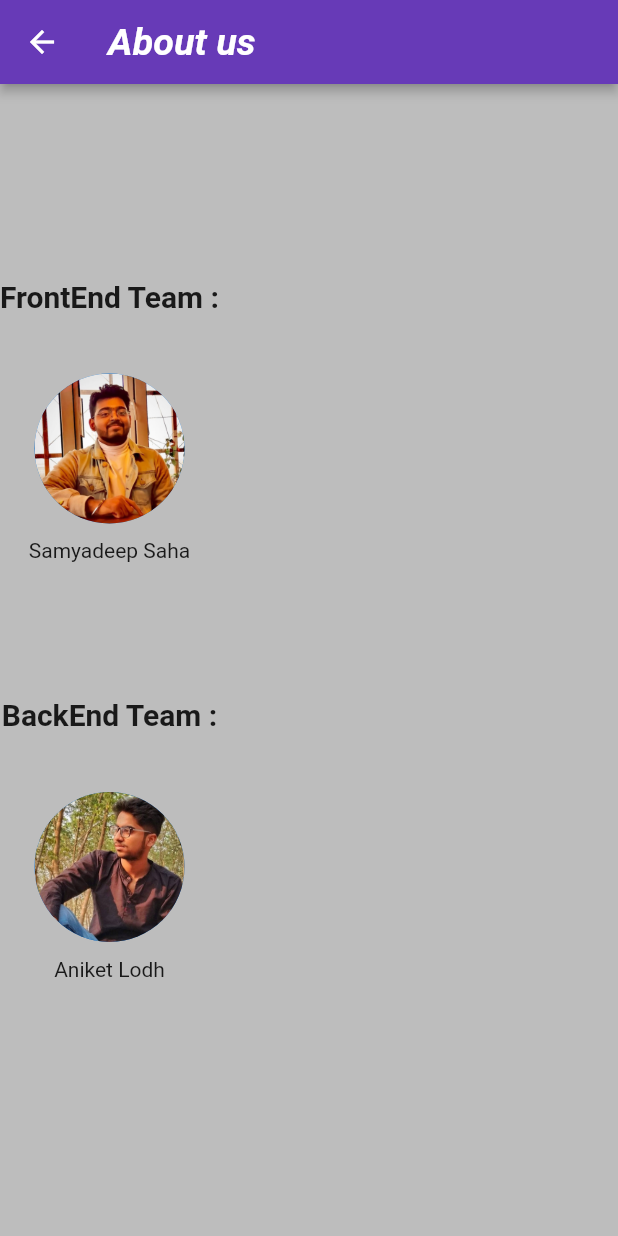
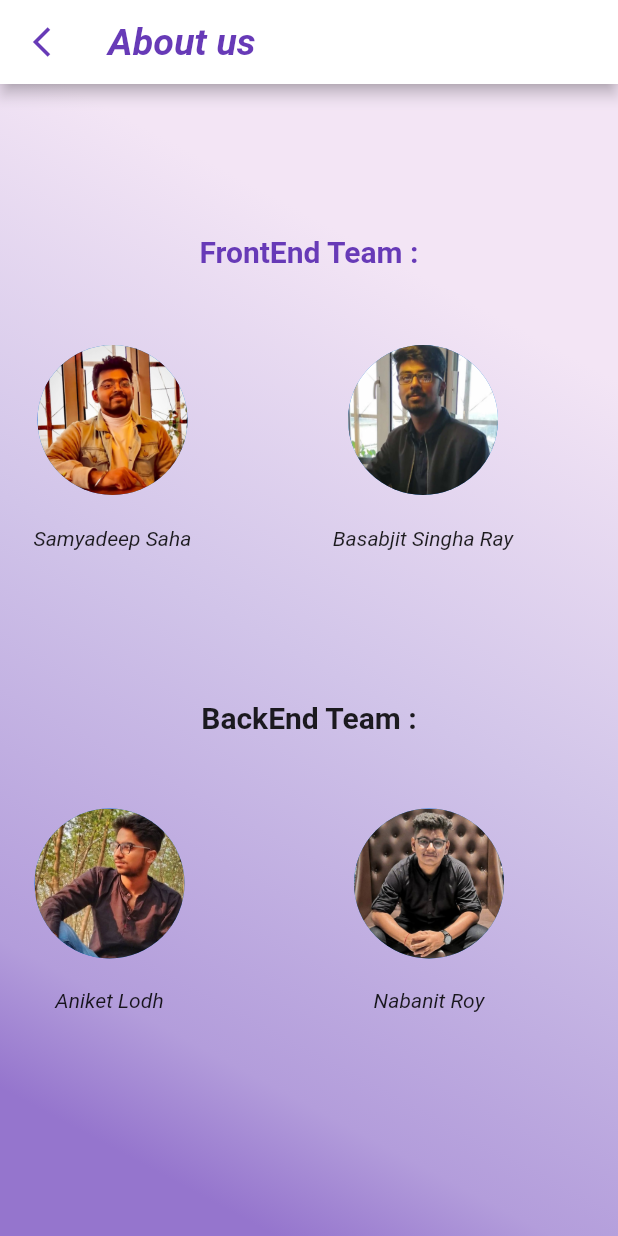
Before and after one commit to xlayertraining/july21group9, a Flutter app: the AboutUs screen opened directly, on a phone screen of 412 x 824 dp. Run offline on Flutter 3.47's test engine with Material 2 defaults, Android fonts, the phone set to English and light mode, and no system bars; our stand-ins replace auto_animated, curved_navigation_bar, dio, flutter_easyloading, fluttertoast, image_picker and 3 more; missing offline and left inert: comment_box, custom_searchable_dropdown, rect_getter; accounts and stored records are empty.

Commit message:
about_us.dart is modified

```diff
--- a/application/news_flix/lib/about_us.dart
+++ b/application/news_flix/lib/about_us.dart
@@ -3,10 +3,7 @@ import 'package:flutter/material.dart';
 
 class AboutUs extends StatelessWidget {
 
-
   const AboutUs({Key? key}) : super(key: key);
-
-
 
   @override
   Widget build(BuildContext context) {
@@ -15,52 +12,145 @@ class AboutUs extends StatelessWidget {
       backgroundColor: Colors.grey.shade400,
       appBar: AppBar(
         leading: IconButton(
-          icon: Icon(Icons.arrow_back_sharp),
+          icon: Icon(Icons.arrow_back_ios_outlined,
+          color: Colors.deepPurple,),
           onPressed: () {
             Navigator.pop(context);
           },
         ),
-        elevation: 3,
-        backgroundColor: Colors.deepPurple,
+
+        backgroundColor: Colors.white,
         iconTheme: IconThemeData(color: Colors.white),
         title: Text(
           "About us",
           style: TextStyle(
-              color: Colors.white,
+              color: Colors.deepPurple,
               fontSize: 25.0,
               fontStyle: FontStyle.italic,
               fontWeight: FontWeight.bold),
         ),
       ),
-      body:Column(
+      body:Container(
+        alignment: Alignment.center,
+        decoration: BoxDecoration(
+            gradient: LinearGradient(
 
+                begin: Alignment.topRight,
+                end: Alignment.bottomLeft,
+                stops: [
+                  0.2,
+                  0.5,
+                  0.8,
+                  0.9,
+                ],
+                colors: [
+                  Colors.purple.shade50,
+                  Colors.deepPurple.shade100,
+                  Colors.deepPurple.shade200,
+                  Colors.deepPurple.shade300,
+                ]
+            )
+        ),
+        child: Padding(
+          padding: const EdgeInsets.all(14.0),
+          child: Column(
               mainAxisAlignment: MainAxisAlignment.center,
               children: [
-            Text('FrontEnd Team :',style: TextStyle(fontSize: 20,fontWeight:FontWeight.bold)),
+                Text('FrontEnd Team :',style: TextStyle(fontSize: 20,
+                    fontWeight:FontWeight.bold,
+                color: Colors.deepPurple)),
                 SizedBox(height: 40),
-            CircleAvatar(
+                Row(
+                  children: [
+                    Column(
+                      children: [
+                        Padding(
+                          padding: const EdgeInsets.all(11.0),
+                          child: CircleAvatar(
                             radius: 50,
                             backgroundImage: AssetImage(
                               'assets/samyadeep.jpg',
                             ),
                           ),
+                        ),
                         SizedBox(height: 10),
-            Text('Samyadeep Saha'),
-            SizedBox(height: 90),
-            Text('BackEnd Team :',style: TextStyle(fontSize: 20,fontWeight:FontWeight.bold)),
+                        Text('Samyadeep Saha',
+                            style: TextStyle(fontStyle: FontStyle.italic,
+                                fontSize: 14)),
                         SizedBox(height: 40),
+                      ],
+                    ),
+                      SizedBox(width: 85,),
+                    Column(
+                      children: [
+                        Padding(
+                          padding: const EdgeInsets.all(11.0),
+                          child: CircleAvatar(
+                            radius: 50,
+                            backgroundImage: AssetImage(
+                              'assets/basab (2).JPEG',
+                            ),
+                          ),
+                        ),
+                        SizedBox(height: 10),
+                        Text('Basabjit Singha Ray',
+                            style: TextStyle(fontStyle: FontStyle.italic,
+                                fontSize: 14)),
+                        SizedBox(height: 40),
+                      ],
+                    ),
+                  ],
+                ),
+
+                SizedBox(height: 60),
+                Text('BackEnd Team :',style: TextStyle(fontSize: 20,
+                    fontWeight:FontWeight.bold)),
+                SizedBox(height: 40),
+                Row(
+                  children: [
+                    Padding(
+                      padding: const EdgeInsets.all(9.0),
+                      child: Column(
+                        children: [
                           CircleAvatar(
                             radius: 50,
                             backgroundImage: AssetImage(
                               'assets/aniket.jpg',
                             ),
                           ),
-
-            SizedBox(height: 10),
-            Text('Aniket Lodh'),
+                          SizedBox(height: 20),
+                          Text('Aniket Lodh',
+                              style: TextStyle(fontStyle: FontStyle.italic,
+                                  fontSize: 14)),
                           SizedBox(height: 40),
+                        ],
+                      ),
+                    ),
+                    SizedBox(width: 95,),
+                    Padding(
+                      padding: const EdgeInsets.all(9.0),
+                      child: Column(
+                        children: [
+                          CircleAvatar(
+                            radius: 50,
+                            backgroundImage: AssetImage(
+                              'assets/nabanit.jpg',
+                            ),
+                          ),
+                          SizedBox(height: 20),
+                          Text('Nabanit Roy',
+                              style: TextStyle(fontStyle: FontStyle.italic,
+                              fontSize: 14)),
+                          SizedBox(height: 40),
+                        ],
+                      ),
+                    ),
+                  ],
+                ),
 
               ],
+            ),
+        ),
       ),
 
 
--- a/application/news_flix/lib/full_view.dart
+++ b/application/news_flix/lib/full_view.dart
@@ -125,7 +125,7 @@ class _FullViewState extends State<FullView> {
               Padding(
                 padding: const EdgeInsets.all(8.0),
                 child: Text(
-                  item!['title'],
+                  item!['description'].toString(),
                   style: TextStyle(
                     fontSize: 18,
                     color: Colors.black,
--- a/application/news_flix/pubspec.yaml
+++ b/application/news_flix/pubspec.yaml
@@ -106,6 +106,7 @@ flutter:
       - assets/nabanit.jpg
       - assets/aniket.jpg
       - assets/samyadeep.jpg
+      - assets/basab (2).JPEG
   #   - images/a_dot_burr.jpeg
   #   - images/a_dot_ham.jpeg
 #  fonts:
```
Also changed, not shown: application/news_flix/assets/basab (2).JPEG (added), 1 other file. Lines whose indentation alone changed are shown as unchanged.
